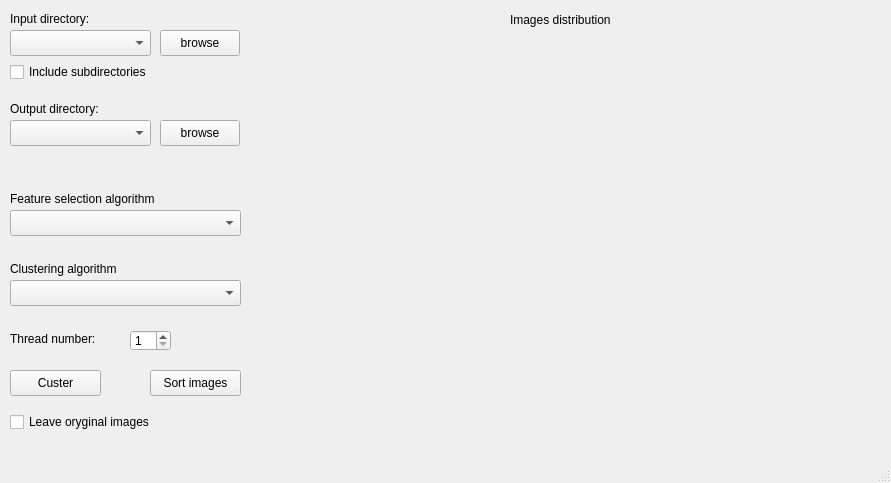
Above: app/mainwindow.ui from Bill2462/Cluster before the change. Below: the same form after it.
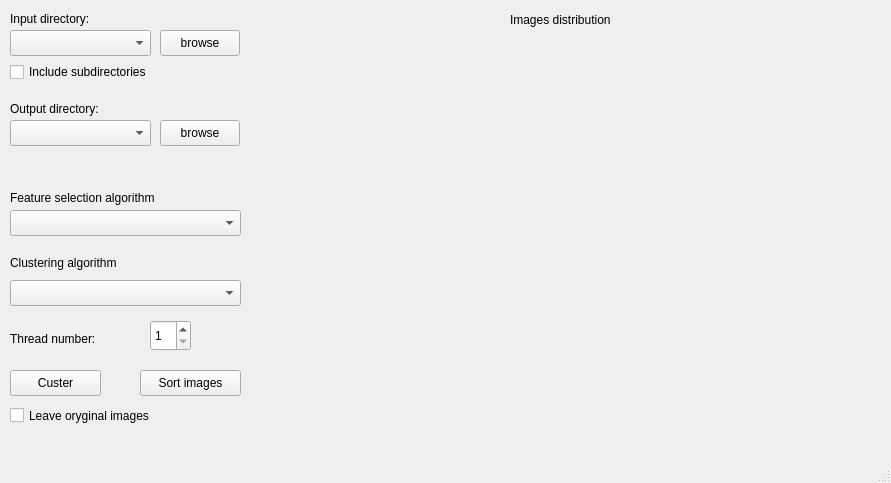
That is the form after the change. Custom widgets are drawn as their Qt base class.

Diff of the .ui file:
```diff
--- a/app/mainwindow.ui
+++ b/app/mainwindow.ui
@@ -19,7 +19,7 @@
      <rect>
       <x>10</x>
       <y>10</y>
-      <width>101</width>
+      <width>131</width>
       <height>18</height>
      </rect>
     </property>
@@ -32,7 +32,7 @@
      <rect>
       <x>10</x>
       <y>100</y>
-      <width>111</width>
+      <width>141</width>
       <height>18</height>
      </rect>
     </property>
@@ -91,7 +91,7 @@
      <rect>
       <x>10</x>
       <y>60</y>
-      <width>161</width>
+      <width>201</width>
       <height>24</height>
      </rect>
     </property>
@@ -103,9 +103,9 @@
     <property name="geometry">
      <rect>
       <x>10</x>
-      <y>190</y>
-      <width>181</width>
-      <height>18</height>
+      <y>187</y>
+      <width>211</width>
+      <height>21</height>
      </rect>
     </property>
     <property name="text">
@@ -116,9 +116,9 @@
     <property name="geometry">
      <rect>
       <x>10</x>
-      <y>260</y>
+      <y>247</y>
       <width>181</width>
-      <height>18</height>
+      <height>31</height>
      </rect>
     </property>
     <property name="text">
@@ -151,9 +151,9 @@
    <widget class="QPushButton" name="sortImages_button">
     <property name="geometry">
      <rect>
-      <x>150</x>
+      <x>140</x>
       <y>370</y>
-      <width>91</width>
+      <width>101</width>
       <height>26</height>
      </rect>
     </property>
@@ -165,9 +165,9 @@
     <property name="geometry">
      <rect>
       <x>10</x>
-      <y>410</y>
-      <width>161</width>
-      <height>24</height>
+      <y>400</y>
+      <width>201</width>
+      <height>31</height>
      </rect>
     </property>
     <property name="text">
@@ -177,10 +177,10 @@
    <widget class="QSpinBox" name="threadCount">
     <property name="geometry">
      <rect>
-      <x>130</x>
-      <y>330</y>
+      <x>150</x>
+      <y>320</y>
       <width>41</width>
-      <height>21</height>
+      <height>31</height>
      </rect>
     </property>
     <property name="minimum">
@@ -192,7 +192,7 @@
      <rect>
       <x>10</x>
       <y>330</y>
-      <width>101</width>
+      <width>121</width>
       <height>18</height>
      </rect>
     </property>
@@ -215,7 +215,7 @@
      <rect>
       <x>510</x>
       <y>10</y>
-      <width>121</width>
+      <width>161</width>
       <height>20</height>
      </rect>
     </property>
```
Left out of the diff: 2 changed lines with no effect on the pictures.
